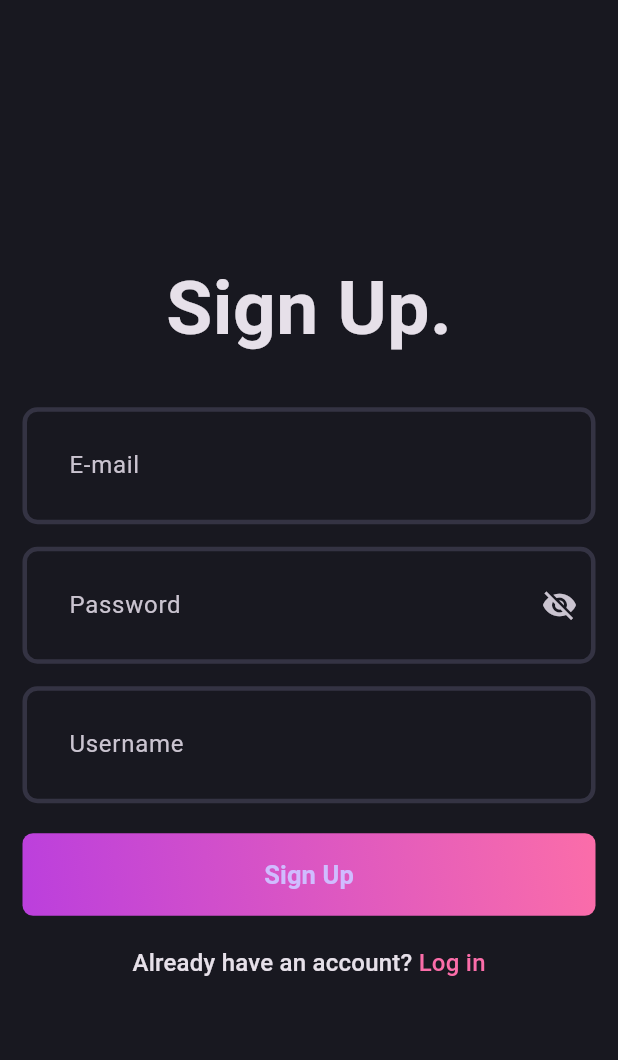
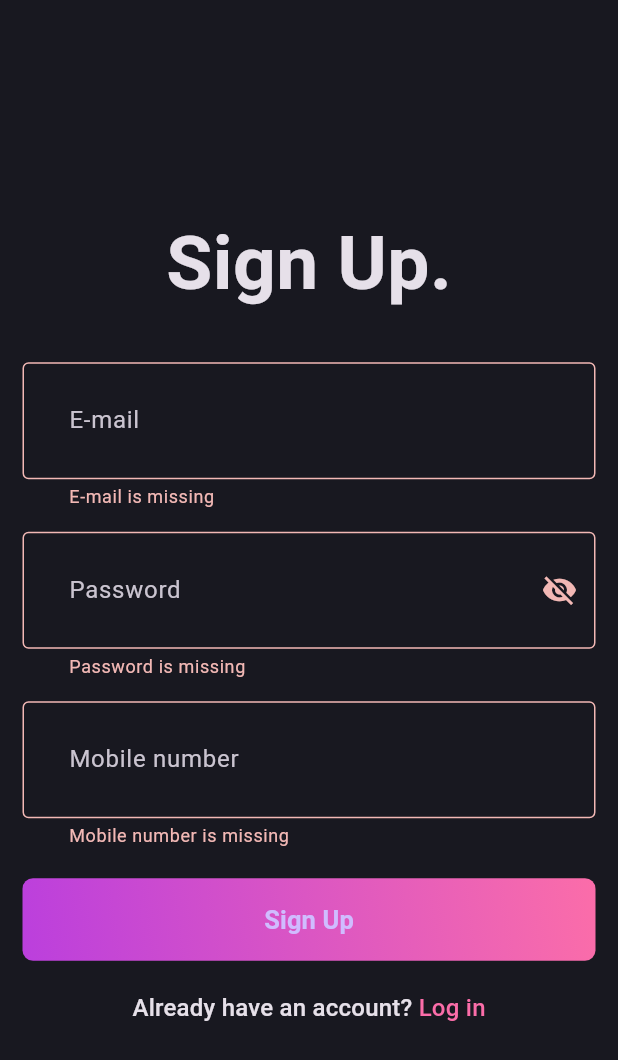
Before and after one commit to shreykiee/smart_paper, a Flutter app: the screen it shows after launch, after a tap on "Sign Up", on a phone screen of 412 x 824 dp. Shown: the top 1060 px of the screen. Run offline on Flutter 3.47's test engine with Material 3 defaults, Android fonts, the phone set to English and light mode, and no system bars; our stand-ins replace dio, hive, hive_flutter; accounts and stored records are empty.

Commit message:
implemented register

```diff
--- a/lib/core/theme/theme.dart
+++ b/lib/core/theme/theme.dart
@@ -11,8 +11,8 @@ class AppTheme {
       );
   static final darkThemeMode = ThemeData.dark().copyWith(
     scaffoldBackgroundColor: AppPallete.backgroundColor,
-    appBarTheme:
-        AppBarTheme().copyWith(backgroundColor: AppPallete.backgroundColor),
+    appBarTheme: const AppBarTheme()
+        .copyWith(backgroundColor: AppPallete.backgroundColor),
     inputDecorationTheme: InputDecorationTheme(
         contentPadding: const EdgeInsets.all(27),
         enabledBorder: _border(),
--- a/lib/features/login-register/presentation/pages/SIgnUp.dart
+++ b/lib/features/login-register/presentation/pages/SIgnUp.dart
@@ -1,9 +1,16 @@
+import 'package:flutter/foundation.dart';
 import 'package:flutter/material.dart';
+
 import 'package:smart_paper/core/theme/app_pallet.dart';
-import 'package:smart_paper/features/login-register/presentation/pages/Login.dart';
+
+import 'package:smart_paper/features/Homepage/home_page.dart';
 import 'package:smart_paper/features/login-register/presentation/widgits/auth_field.dart';
 import 'package:smart_paper/features/login-register/presentation/widgits/auth_gradient_button.dart';
 import 'package:smart_paper/features/login-register/presentation/widgits/pass_field.dart';
+import 'package:smart_paper/features/login-register/services/signup-service.dart';
+import 'package:smart_paper/features/login-register/services/token_storage_service.dart';
+
+import 'Login.dart';
 
 class SignupPage extends StatefulWidget {
   static route() => MaterialPageRoute(builder: (context) => const SignupPage());
@@ -16,17 +23,89 @@ class SignupPage extends StatefulWidget {
 class _SignupPageState extends State<SignupPage> {
   final emailController = TextEditingController();
   final passwordController = TextEditingController();
-  final nameController = TextEditingController();
+  final numberController = TextEditingController();
+  final formKey = GlobalKey<FormState>();
 
-  final formKey = GlobalKey<FormState>();
+  final SignupService _signupService = SignupService();
+  final TokenStorageService _tokenStorageService = TokenStorageService();
 
   @override
   void dispose() {
-    // TODO: implement dispose
     emailController.dispose();
     passwordController.dispose();
-    nameController.dispose();
+    numberController.dispose();
     super.dispose();
+  }
+
+  Future<void> signup() async {
+    if (formKey.currentState?.validate() ?? false) {
+      final email = emailController.text.trim();
+      final password = passwordController.text.trim();
+      final mobileNumber = numberController.text.trim();
+
+      if (kDebugMode) {
+        print('Signing up with: $email, $password, $mobileNumber');
+      }
+
+      try {
+        // Call the signup service and get the response data
+        final response = await _signupService.signup(
+          email: email,
+          password: password,
+          mobileNumber: mobileNumber,
+        );
+
+        // Ensure the signup service returns the response data
+        if (response != null) {
+          // Extract the JWT token and message from the response
+          final jwttoken = response['user']['jwttoken'];
+          final message = response['message'];
+
+          // Print the JWT token for debugging
+          if (kDebugMode) {
+            print('JWT Token: $jwttoken');
+          }
+
+          // Store the JWT token securely using Hive
+          await _tokenStorageService.saveToken(jwttoken);
+
+          // Show success message
+          ScaffoldMessenger.of(context).showSnackBar(SnackBar(
+            content: Text(message),
+            backgroundColor: Colors.green,
+          ));
+
+          // Navigate to the home page or another appropriate page
+          Navigator.pushReplacement(
+            context,
+            MaterialPageRoute(
+                builder: (context) =>
+                    const HomePage()), // Ensure you have a HomePage
+          );
+        } else {
+          // Handle unexpected null response
+          if (kDebugMode) {
+            print('Signup failed: No response from server.');
+          }
+          ScaffoldMessenger.of(context).showSnackBar(const SnackBar(
+            content: Text('Signup failed. Please try again.'),
+            backgroundColor: Colors.red,
+          ));
+        }
+      } catch (e) {
+        if (kDebugMode) {
+          print('Error signing up: $e');
+        }
+        ScaffoldMessenger.of(context).showSnackBar(const SnackBar(
+          content: Text('Signup failed. Please try again.'),
+          backgroundColor: Colors.red,
+        ));
+      }
+    } else {
+      if (kDebugMode) {
+        print('Form validation failed');
+      }
+    }
   }
 
   @override
@@ -50,15 +129,19 @@ class _SignupPageState extends State<SignupPage> {
               ),
               const SizedBox(height: 15),
               PasswordField(
-                  hintText: "Password", controller: passwordController),
+                hintText: "Password",
+                controller: passwordController,
+              ),
               const SizedBox(height: 15),
               AuthField(
-                hintText: 'Username',
-                controller: nameController,
+                hintText: 'Mobile number',
+                controller: numberController,
               ),
               const SizedBox(height: 20),
-              const AuthGradientButton(
+              AuthGradientButton(
+                isSignup: true,
                 ButtonText: "Sign Up",
+                onPressed: signup, // Sign up on button press
               ),
               const SizedBox(height: 20),
               GestureDetector(
--- a/lib/features/login-register/presentation/widgits/auth_field.dart
+++ b/lib/features/login-register/presentation/widgits/auth_field.dart
@@ -1,25 +1,31 @@
 import 'package:flutter/material.dart';
 
 class AuthField extends StatelessWidget {
-  const AuthField(
-      {required this.hintText,
-      super.key,
-      required this.controller,
-      this.isconfidential = false});
+  const AuthField({
+    required this.hintText,
+    super.key,
+    required this.controller,
+    this.isConfidential = false,
+  });
+
   final String hintText;
   final TextEditingController controller;
-  final bool isconfidential;
+  final bool isConfidential;
 
   @override
   Widget build(BuildContext context) {
     return TextFormField(
-      obscureText: isconfidential,
-      decoration: InputDecoration(hintText: hintText),
+      controller: controller, // Added the controller to the TextFormField
+      obscureText: isConfidential,
+      decoration: InputDecoration(
+        hintText: hintText,
+        border: OutlineInputBorder(), // Added a border for better UI
+      ),
       validator: (value) {
-        if (value!.isEmpty) {
+        if (value == null || value.isEmpty) {
           return "$hintText is missing";
         }
-        return "";
+        return null; // Return null for valid input
       },
     );
   }
--- a/lib/features/login-register/presentation/widgits/auth_gradient_button.dart
+++ b/lib/features/login-register/presentation/widgits/auth_gradient_button.dart
@@ -2,9 +2,16 @@ import 'package:flutter/material.dart';
 import 'package:smart_paper/core/theme/app_pallet.dart';
 
 class AuthGradientButton extends StatelessWidget {
-  const AuthGradientButton({super.key, required this.ButtonText});
+  final String ButtonText;
+  final bool isSignup; // Positional argument to check if it's signup
+  final VoidCallback onPressed; // onPressed callback function
 
-  final String ButtonText;
+  const AuthGradientButton({
+    super.key,
+    required this.ButtonText,
+    required this.isSignup, // Accepts the flag for signup or login
+    required this.onPressed, // Callback for onPressed
+  });
 
   @override
   Widget build(BuildContext context) {
@@ -17,14 +24,14 @@ class AuthGradientButton extends StatelessWidget {
         borderRadius: BorderRadius.circular(7),
       ),
       child: ElevatedButton(
-        onPressed: () {},
+        onPressed: onPressed, // Trigger the passed function
         style: ElevatedButton.styleFrom(
           fixedSize: const Size(395, 55),
           backgroundColor: Colors.transparent,
           shadowColor: Colors.transparent,
         ),
         child: Text(ButtonText,
-            style: TextStyle(fontSize: 17, fontWeight: FontWeight.w600)),
+            style: const TextStyle(fontSize: 17, fontWeight: FontWeight.w600)),
       ),
     );
   }
--- a/lib/features/login-register/presentation/widgits/pass_field.dart
+++ b/lib/features/login-register/presentation/widgits/pass_field.dart
@@ -24,6 +24,7 @@ class _PasswordFieldState extends State<PasswordField> {
       obscureText: !_isPasswordVisible,
       decoration: InputDecoration(
         hintText: widget.hintText,
+        border: OutlineInputBorder(), // Added a border for better UI
         suffixIcon: IconButton(
           icon: Icon(
             _isPasswordVisible ? Icons.visibility : Icons.visibility_off,
@@ -36,10 +37,14 @@ class _PasswordFieldState extends State<PasswordField> {
         ),
       ),
       validator: (value) {
-        if (value!.isEmpty) {
+        if (value == null || value.isEmpty) {
+          // Updated to handle null
           return "${widget.hintText} is missing";
+        } else if (value.length < 6) {
+          // Example: enforce a minimum length
+          return "Password must be at least 6 characters";
         }
-        return null;
+        return null; // Return null for valid input
       },
     );
   }
--- a/lib/main.dart
+++ b/lib/main.dart
@@ -1,9 +1,17 @@
 import 'package:flutter/material.dart';
 import 'package:smart_paper/core/theme/theme.dart';
+import 'package:flutter/material.dart';
+import 'package:hive_flutter/hive_flutter.dart';
 import 'package:smart_paper/features/login-register/presentation/pages/SIgnUp.dart';
 
-void main() {
-  runApp(const MyApp());
+void main() async {
+  WidgetsFlutterBinding.ensureInitialized();
+
+  // Initialize Hive and open a box
+  await Hive.initFlutter();
+  await Hive.openBox('authBox'); // You can name the box as you prefer
+
+  runApp(MyApp());
 }
 
 class MyApp extends StatelessWidget {
```
Also changed, not shown: lib/features/Homepage/home_page.dart (added, +29 -0 lines), lib/features/login-register/presentation/pages/Login.dart (+4 -4 lines), lib/features/login-register/presentation/pages/validation.dart (added, +35 -0 lines), lib/features/login-register/services/signup-service.dart (added, +30 -0 lines), lib/features/login-register/services/token_storage_service.dart (added, +28 -0 lines), pubspec.yaml (+6 -3 lines), pubspec.lock, 1 other file.
